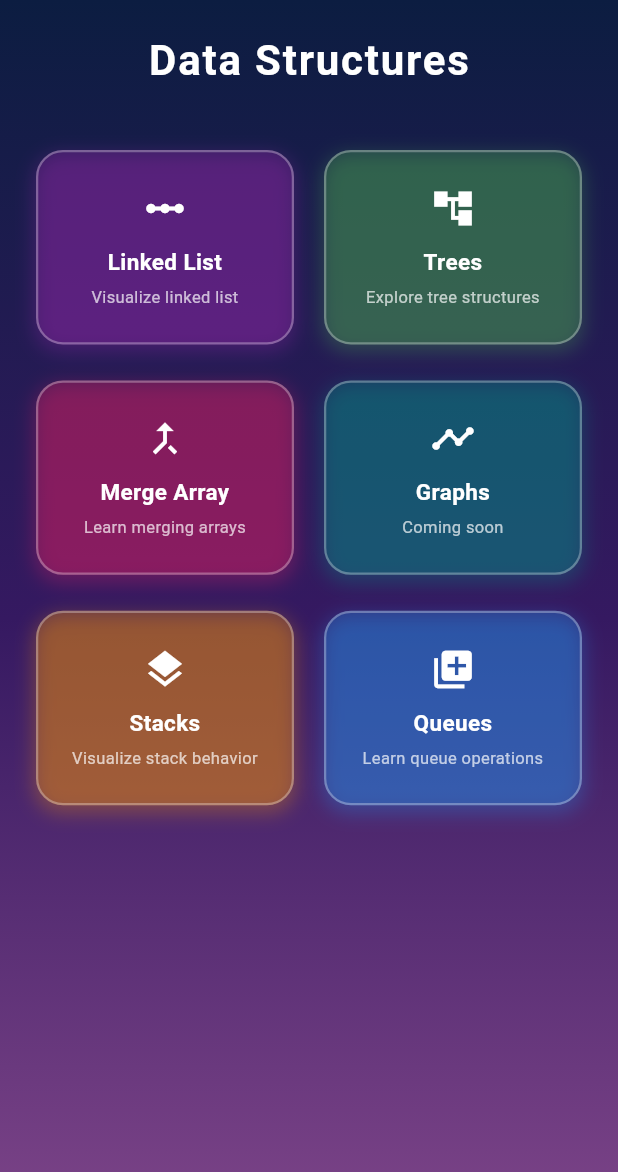
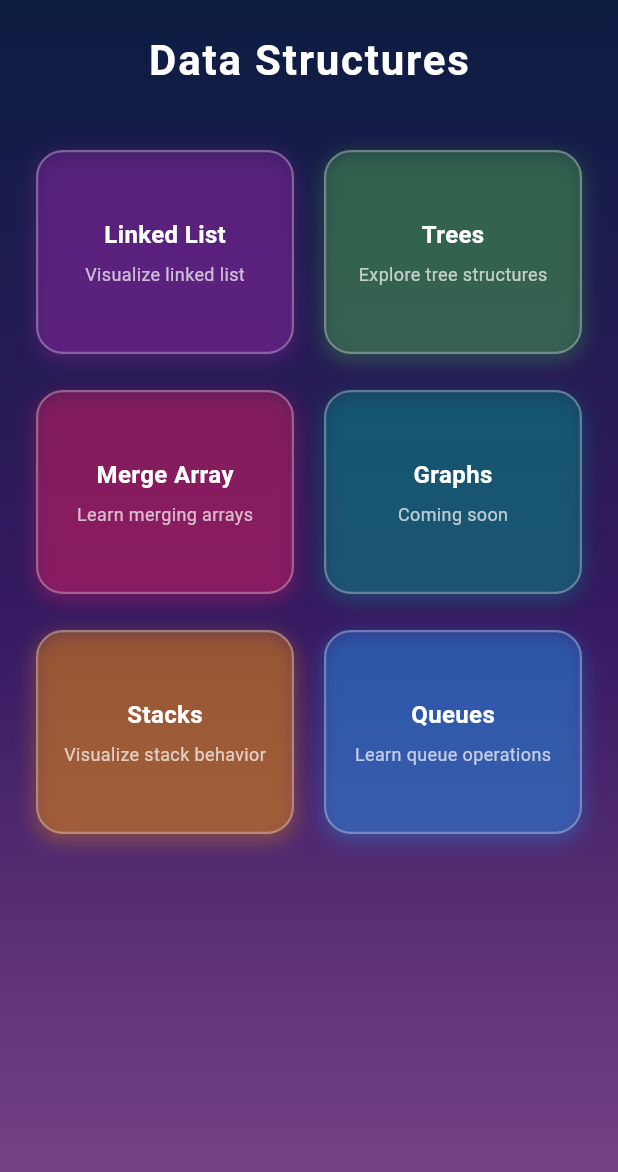
Before and after one commit to AasiyaNaaz/lyrica, a Flutter app: the HomePage1 screen opened directly, on a phone screen of 412 x 824 dp. Shown: the top 1172 px of the screen. Run offline on Flutter 3.47's test engine with Material 3 defaults, Android fonts, the light colour scheme and no system bars; our stand-ins replace audioplayers, shared_preferences; accounts and stored records are empty.

Commit message:
Fixed improper Buttons

```diff
--- a/lib/screens/data_structures_pages/data_Structure_mainPage.dart
+++ b/lib/screens/data_structures_pages/data_Structure_mainPage.dart
@@ -1,50 +1,42 @@
 import 'package:flutter/material.dart';
 import 'package:lyrica/screens/data_structures_pages/Trees.dart';
 import 'package:lyrica/screens/data_structures_pages/linkedLIst.dart';
-
-
 
 class HomePage1 extends StatelessWidget {
   final List<Map<String, dynamic>> dataStructures = [
     {
       "title": "Linked List",
       "subtitle": "Visualize linked list",
-      "icon": Icons.linear_scale,
       "color": Colors.purple.withOpacity(0.25),
-      "page":  LinkedListIntroPage(),
+      "page": LinkedListIntroPage(),
     },
     {
       "title": "Trees",
       "subtitle": "Explore tree structures",
-      "icon": Icons.account_tree,
       "color": Colors.green.withOpacity(0.25),
-      "page":TreeMusicPage(),
+      "page": TreeMusicPage(),
     },
     {
       "title": "Merge Array",
       "subtitle": "Learn merging arrays",
-      "icon": Icons.merge_type,
       "color": Colors.pink.withOpacity(0.25),
       "page": null,
     },
     {
       "title": "Graphs",
       "subtitle": "Coming soon",
-      "icon": Icons.timeline,
       "color": Colors.teal.withOpacity(0.25),
       "page": null,
     },
     {
       "title": "Stacks",
       "subtitle": "Visualize stack behavior",
-      "icon": Icons.layers,
       "color": Colors.orange.withOpacity(0.25),
       "page": null,
     },
     {
       "title": "Queues",
       "subtitle": "Learn queue operations",
-      "icon": Icons.queue,
       "color": Colors.blue.withOpacity(0.25),
       "page": null,
     },
@@ -85,32 +77,38 @@ class HomePage1 extends StatelessWidget {
             ),
           ],
         ),
+        child: Center(
           child: Padding(
             padding: const EdgeInsets.symmetric(vertical: 14.0, horizontal: 8.0),
             child: Column(
-            mainAxisAlignment: MainAxisAlignment.center,
+              mainAxisSize: MainAxisSize.min,
               children: [
-              Icon(item["icon"], color: Colors.white, size: 30),
-              const SizedBox(height: 10),
-              Text(
+                FittedBox(
+                  fit: BoxFit.scaleDown,
+                  child: Text(
                     item["title"],
                     style: const TextStyle(
                       color: Colors.white,
-                  fontSize: 15,
+                      fontSize: 16,
                       fontWeight: FontWeight.bold,
                     ),
                     textAlign: TextAlign.center,
                   ),
-              const SizedBox(height: 5),
-              Text(
+                ),
+                const SizedBox(height: 6),
+                FittedBox(
+                  fit: BoxFit.scaleDown,
+                  child: Text(
                     item["subtitle"],
                     style: const TextStyle(
                       color: Colors.white70,
-                  fontSize: 11,
+                      fontSize: 12,
                     ),
                     textAlign: TextAlign.center,
                   ),
+                ),
               ],
+            ),
           ),
         ),
       ),
@@ -153,7 +151,7 @@ class HomePage1 extends StatelessWidget {
               Expanded(
                 child: GridView.count(
                   crossAxisCount: 2,
-                  childAspectRatio: 1.25,
+                  childAspectRatio: 1.2, // adjusted to fit text better
                   padding: const EdgeInsets.symmetric(horizontal: 14, vertical: 10),
                   physics: const BouncingScrollPhysics(),
                   children: dataStructures
```
Lines whose indentation alone changed are shown as unchanged.
